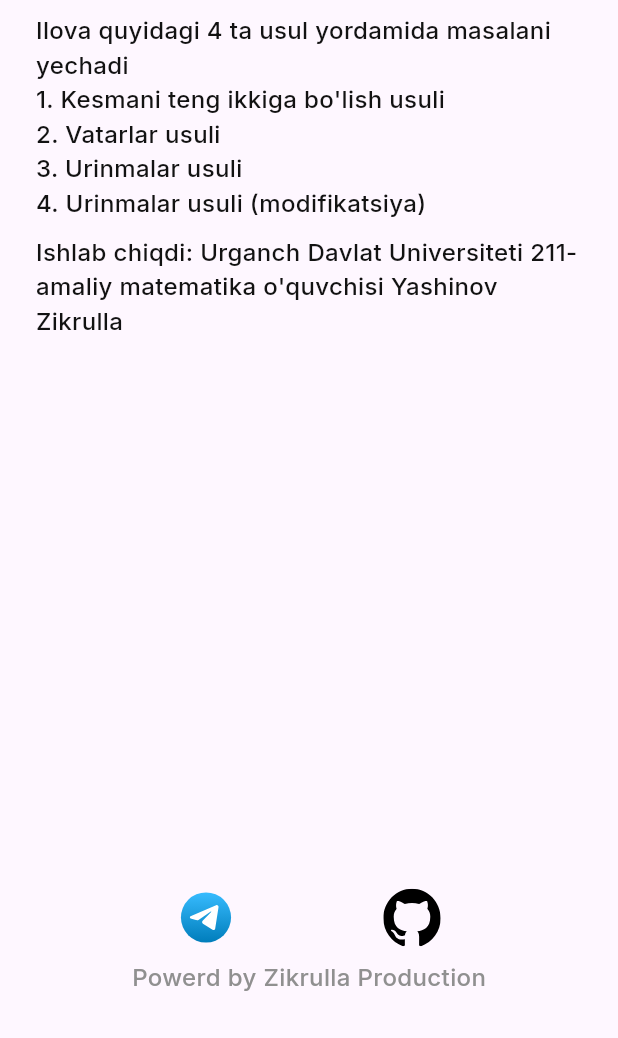
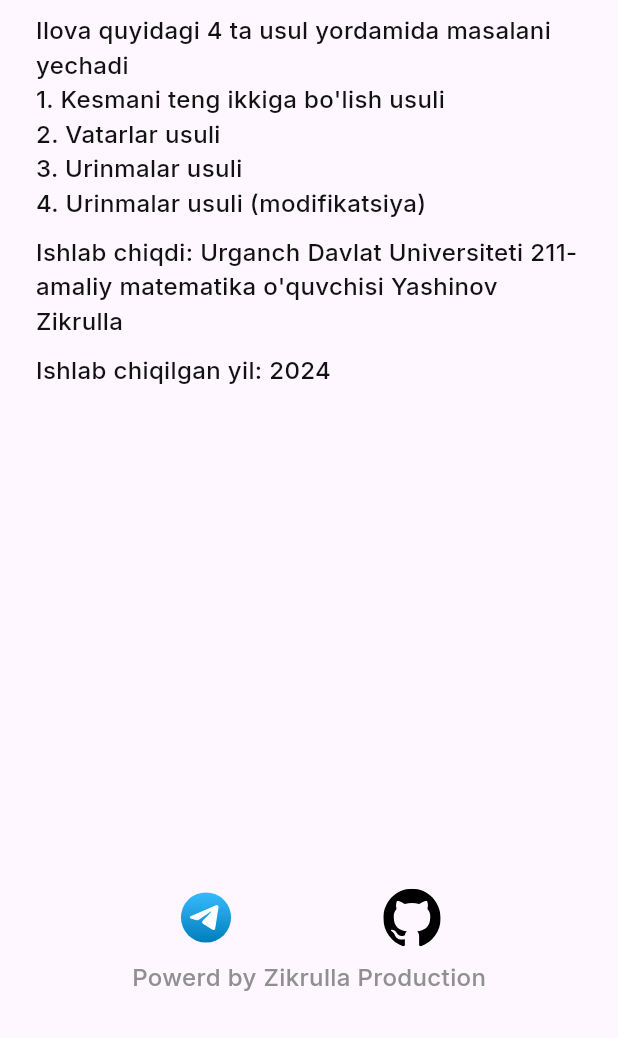
Before and after one commit to ZikrullaYashinov/hisoblash_usullari, a Flutter app: the InfoPage screen opened by its route, on a phone screen of 412 x 824 dp, the part 198-1236 px from its top. Run offline on Flutter 3.47's test engine with Material 3 defaults, Android fonts, the phone set to English and light mode, and no system bars; drawn by our look-alikes of zoom_tap_animation; our stand-ins replace adaptive_theme, fl_chart, flutter_bloc, flutter_screenutil, flutter_svg, get and 4 more; missing offline and left inert: equations; accounts and stored records are empty.

Commit message:
new version

```diff
--- a/lib/ui/info/ui/info_page.dart
+++ b/lib/ui/info/ui/info_page.dart
@@ -3,7 +3,6 @@ import 'package:flutter_screenutil/flutter_screenutil.dart';
 import 'package:google_fonts/google_fonts.dart';
 import 'package:hisoblash_usullari/ui/widget/sm_button.dart';
 import 'package:hisoblash_usullari/util/constants/app_images.dart';
-import 'package:hisoblash_usullari/util/tools/router.dart';
 
 import '../../../util/constants/app_colors.dart';
 import '../../widget/global_app_bar.dart';
@@ -69,6 +68,19 @@ class InfoPage extends StatelessWidget {
                                 padding: EdgeInsets.all(4.h),
                                 child: Text(
                                   "Ishlab chiqdi: Urganch Davlat Universiteti 211-amaliy matematika o'quvchisi Yashinov Zikrulla",
+                                  textAlign: TextAlign.start,
+                                  style: GoogleFonts.inter(
+                                    textStyle: const TextStyle(
+                                        fontSize: 16,
+                                        color: AppColors.black,
+                                        fontWeight: FontWeight.w500),
+                                  ),
+                                ),
+                              ),
+                              Padding(
+                                padding: EdgeInsets.all(4.h),
+                                child: Text(
+                                  "Ishlab chiqilgan yil: 2024",
                                   textAlign: TextAlign.start,
                                   style: GoogleFonts.inter(
                                     textStyle: const TextStyle(
--- a/lib/util/constants/app_theme.dart
+++ b/lib/util/constants/app_theme.dart
@@ -7,13 +7,11 @@ class AppTheme {
   static ThemeData light = ThemeData(
     fontFamily: "Inter",
     focusColor: Colors.white,
-    backgroundColor: AppColors.lightBackground,
     hintColor: Colors.black,
   );
   static ThemeData dark = ThemeData(
     fontFamily: "Inter",
     focusColor: Colors.black,
-    backgroundColor: AppColors.darkBackground,
     hintColor: Colors.white,
   );
 }
```
Also changed, not shown: pubspec.lock, 2 other files.
